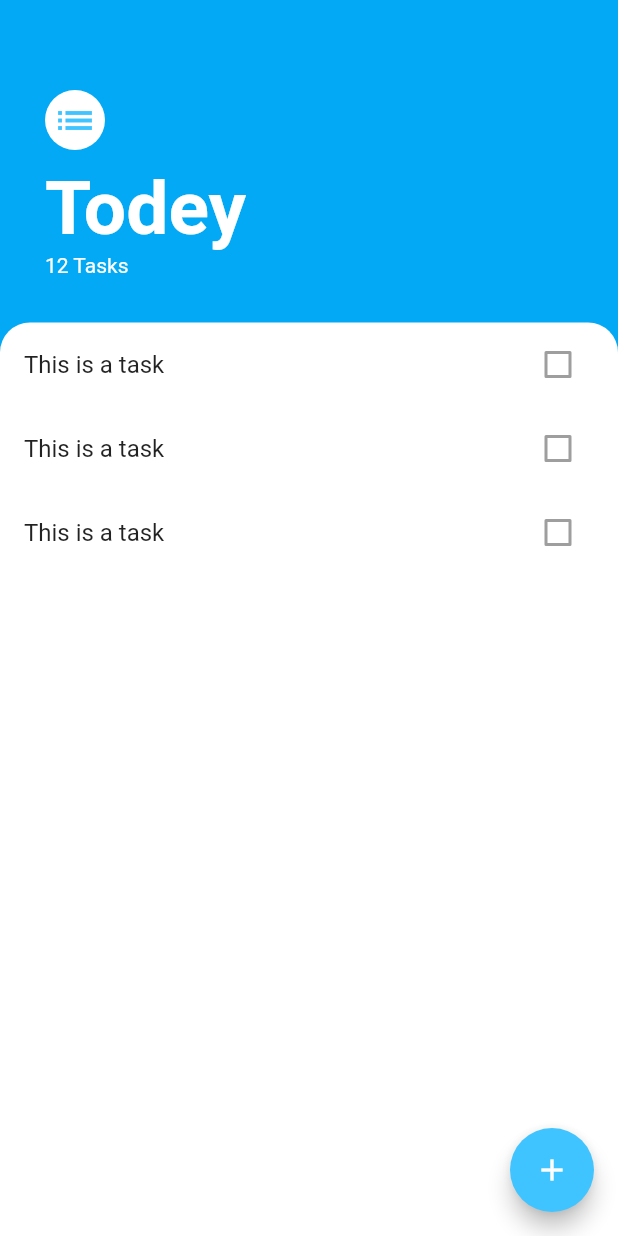
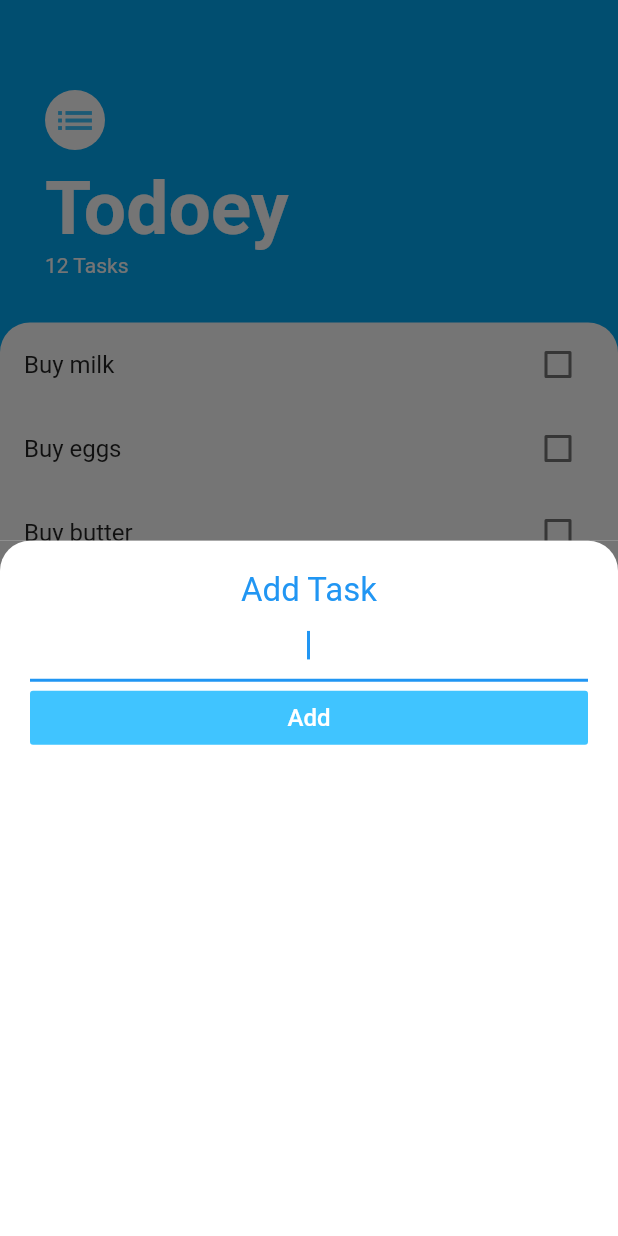
Before and after one commit to JakubCelewicz/flutter-todoey, a Flutter app: the screen it shows after launch, after a tap on the "add" icon, on a phone screen of 412 x 824 dp. Run offline on Flutter 3.47's test engine with Material 2 defaults, Android fonts, the phone set to English and light mode, and no system bars.

Commit message:
task list - lifted state

```diff
--- /dev/null
+++ b/lib/model/task.dart
@@ -0,0 +1,10 @@
+class Task {
+  final String name;
+  bool isDone;
+
+  Task({this.name, this.isDone = false});
+
+  void toggleDone() {
+    isDone = !isDone;
+  }
+}
--- /dev/null
+++ b/lib/screens/add_task_screen.dart
@@ -0,0 +1,47 @@
+import 'package:flutter/material.dart';
+import 'package:flutter/services.dart';
+
+class AddTaskScreen extends StatelessWidget {
+  @override
+  Widget build(BuildContext context) {
+    return Container(
+      color: Color(0xff757575),
+      child: Container(
+          padding: EdgeInsets.all(20.0),
+          decoration: BoxDecoration(
+            color: Colors.white,
+            borderRadius: BorderRadius.only(
+                topLeft: Radius.circular(20.0),
+                topRight: Radius.circular(20.0)),
+          ),
+          child: Column(
+            crossAxisAlignment: CrossAxisAlignment.stretch,
+            children: <Widget>[
+              Text(
+                'Add Task',
+                textAlign: TextAlign.center,
+                style: TextStyle(
+                  fontSize: 22.0,
+                  color: Colors.blue,
+                ),
+              ),
+              TextField(
+                autofocus: true,
+                textAlign: TextAlign.center,
+              ),
+              FlatButton(
+                onPressed: () {
+                  print('add task');
+                },
+                color: Colors.lightBlueAccent,
+                child: Text('Add',
+                    style: TextStyle(
+                      fontSize: 16,
+                      color: Colors.white,
+                    )),
+              )
+            ],
+          )),
+    );
+  }
+}
--- a/lib/screens/task_screen.dart
+++ b/lib/screens/task_screen.dart
@@ -1,17 +1,31 @@
 import 'package:flutter/material.dart';
 // import 'package:todoey_flutter/TodoManager.dart';
 import 'package:todoey_flutter/widgets/tasks_list.dart';
+import 'add_task_screen.dart';
 
 class TaskScreen extends StatelessWidget {
+  // 1
+  //  Widget buildBottomSheet(BuildContext context) {
+  ////    return Container(
+  ////      child: Center(child: Text('this is bottom text')),
+  ////    );
+  ////  }
+
+  // 2
+  //  Widget buildBottomSheet(BuildContext context) => Container();
+
   @override
-  // TodoManager todoManager = TodoManager();
-
   Widget build(BuildContext context) {
     return Scaffold(
       backgroundColor: Colors.lightBlue,
       floatingActionButton: FloatingActionButton(
         onPressed: () {
           print('add todo');
+          // 1 and 2
+          // showModalBottomSheet(context: context, builder: buildBottomSheet);
+          // shortest way of 1 and 2
+          showModalBottomSheet(
+              context: context, builder: (context) => AddTaskScreen());
         },
         backgroundColor: Colors.lightBlueAccent,
         child: Icon(Icons.add),
@@ -33,7 +47,7 @@ class TaskScreen extends StatelessWidget {
                 SizedBox(
                   height: 10,
                 ),
-                Text('Todey',
+                Text('Todoey',
                     style: TextStyle(
                       color: Colors.white,
                       fontSize: 50.0,
--- a/lib/widgets/tasks_list.dart
+++ b/lib/widgets/tasks_list.dart
@@ -1,15 +1,33 @@
 import 'package:flutter/material.dart';
 import 'tasks_tile.dart';
+import 'package:todoey_flutter/model/task.dart';
 
-class TasksList extends StatelessWidget {
+class TasksList extends StatefulWidget {
+  @override
+  _TasksListState createState() => _TasksListState();
+}
+
+class _TasksListState extends State<TasksList> {
+  List<Task> tasks = [
+    Task(name: 'Buy milk'),
+    Task(name: 'Buy eggs'),
+    Task(name: 'Buy butter'),
+  ];
+
   @override
   Widget build(BuildContext context) {
-    return ListView(
-      children: <Widget>[
-        TaskTile(),
-        TaskTile(),
-        TaskTile(),
-      ],
+    return ListView.builder(
+      itemBuilder: (context, index) {
+        return TaskTile(
+            taskTitle: tasks[index].name,
+            isChecked: tasks[index].isDone,
+            checkBoxCallback: (bool checkboxState) {
+              setState(() {
+                tasks[index].toggleDone();
+              });
+            });
+      },
+      itemCount: tasks.length,
     );
   }
 }
--- a/lib/widgets/tasks_tile.dart
+++ b/lib/widgets/tasks_tile.dart
@@ -1,11 +1,25 @@
 import 'package:flutter/material.dart';
 
 class TaskTile extends StatelessWidget {
+  final bool isChecked;
+  final String taskTitle;
+  final Function checkBoxCallback;
+
+  TaskTile({this.isChecked, this.taskTitle, this.checkBoxCallback});
+
   @override
   Widget build(BuildContext context) {
     return ListTile(
-      title: Text('This is a task'),
-      trailing: Checkbox(value: false),
+      title: Text(
+        taskTitle,
+        style: TextStyle(
+            decoration: isChecked ? TextDecoration.lineThrough : null),
+      ),
+      trailing: Checkbox(
+        activeColor: Colors.lightBlueAccent,
+        value: isChecked,
+        onChanged: checkBoxCallback,
+      ),
     );
   }
 }
```
